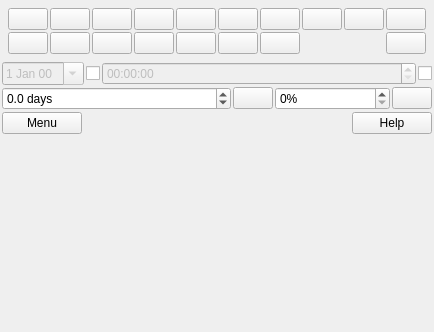
This is leo/plugins/ToDo.ui in leo-editor/leo-editor as Qt 5 draws it before an edit. The edited form follows.
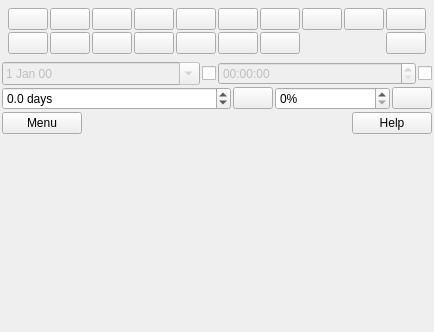
This is the edited form. Icons and pictures are not drawn.

Commit message: added created time to todo nodes changed leosax to show file listed on command line when run as __main__

```diff
--- a/leo/plugins/ToDo.ui
+++ b/leo/plugins/ToDo.ui
@@ -400,7 +400,7 @@
           <bool>false</bool>
          </property>
          <property name="sizePolicy">
-          <sizepolicy hsizetype="Fixed" vsizetype="Fixed">
+          <sizepolicy hsizetype="Minimum" vsizetype="Fixed">
            <horstretch>1</horstretch>
            <verstretch>0</verstretch>
           </sizepolicy>
@@ -432,7 +432,7 @@
           <bool>false</bool>
          </property>
          <property name="sizePolicy">
-          <sizepolicy hsizetype="MinimumExpanding" vsizetype="Fixed">
+          <sizepolicy hsizetype="Minimum" vsizetype="Fixed">
            <horstretch>1</horstretch>
            <verstretch>0</verstretch>
           </sizepolicy>
```
Left out of the diff: 35 changed lines with no effect on the pictures. The commit also changes 2 other files.
